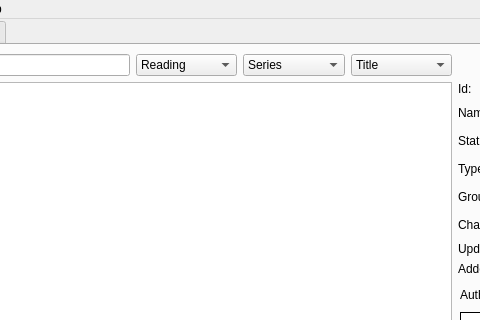
First picture: the form in src/MainWindow/MainWindow.ui, repository NikolaRoev/Tracker, before the edit; both pictures show x 185 to 665 and y 0 to 320 of the 1280 by 720 pixel window.
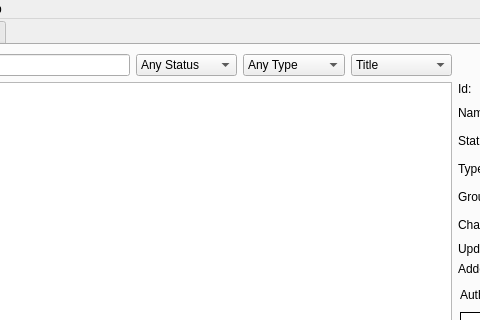
Second picture: the form after the edit. The open tabs and pages were chosen to show the change. Icons and pictures are not drawn.

Commit message: UI setup, finishing up setup.

What changed in the file:
```diff
--- a/src/MainWindow/MainWindow.ui
+++ b/src/MainWindow/MainWindow.ui
@@ -166,6 +166,11 @@
               <property name="currentIndex">
                <number>0</number>
               </property>
+              <item>
+               <property name="text">
+                <string>Any Status</string>
+               </property>
+              </item>
               <item>
                <property name="text">
                 <string>Reading</string>
@@ -179,7 +184,12 @@
              </widget>
             </item>
             <item>
-             <widget class="QComboBox" name="filterTypeComboBox">
+             <widget class="QComboBox" name="worksFilterTypeComboBox">
+              <item>
+               <property name="text">
+                <string>Any Type</string>
+               </property>
+              </item>
               <item>
                <property name="text">
                 <string>Series</string>
```
Left out of the diff: 49 changed lines with no effect on the pictures. The commit also changes 2 other files.
